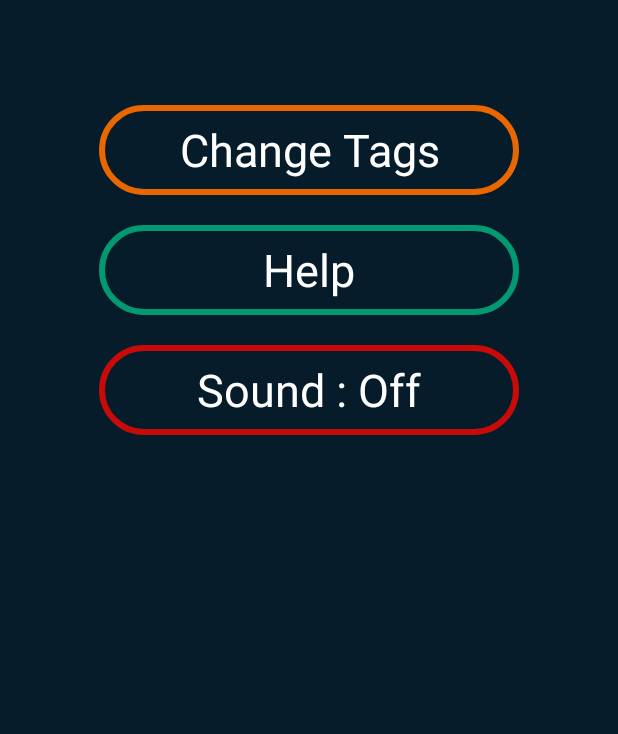
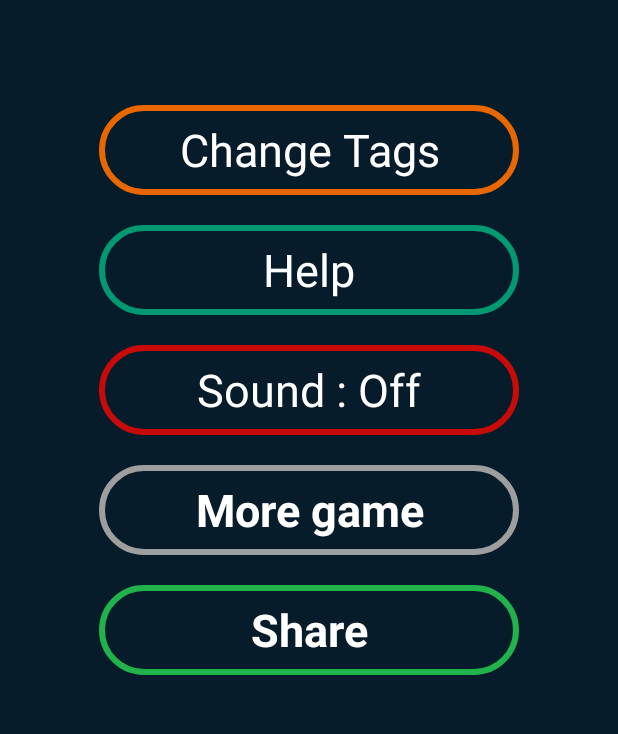
Before and after one commit to hongsonvx1/Link, an Android app: the MoreScreen screen opened directly, with no data from a screen before it, after a tap on an icon or button, on a phone screen of 412 x 824 dp, the part 150-884 px from its top. Run offline under Robolectric (Android 15) with nearby library versions, the light colour scheme and no system bars; 1 statement that could not run was skipped.

```diff
--- a/app/src/main/AndroidManifest.xml
+++ b/app/src/main/AndroidManifest.xml
@@ -2,8 +2,8 @@
 <manifest xmlns:android="http://schemas.android.com/apk/res/android"
     package="com.mountains.link"
     android:installLocation="auto"
-    android:versionCode="1"
-    android:versionName="1.0.0">
+    android:versionCode="2"
+    android:versionName="1.0.1">
 
     <uses-permission android:name="android.permission.INTERNET" />
     <uses-permission android:name="android.permission.WRITE_EXTERNAL_STORAGE" />
--- a/app/src/main/java/com/mountains/link/MoreScreen.java
+++ b/app/src/main/java/com/mountains/link/MoreScreen.java
@@ -8,6 +8,7 @@ import com.mountains.link.utils.PrefClass;
 import android.app.Activity;
 import android.content.Context;
 import android.content.Intent;
+import android.net.Uri;
 import android.os.Bundle;
 import android.view.View;
 import android.view.View.OnClickListener;
@@ -17,14 +18,14 @@ import android.widget.TextView;
 
 public class MoreScreen extends Activity implements OnClickListener {
 
-	private Button bhelp, bsound, btags;
+    private Button bhelp, bsound, btags, buttonMoreGame, buttonShare;
     private Context context = this;
     private LinearLayout llmoretitile;
-	private Random rand  = new Random();
+    private Random rand = new Random();
 
-	private int[] draw = new int[] { R.drawable.pressed_roundrect_five, R.drawable.pressed_roundrect_six, R.drawable.pressed_roundrect_seven,
+    private int[] draw = new int[]{R.drawable.pressed_roundrect_five, R.drawable.pressed_roundrect_six, R.drawable.pressed_roundrect_seven,
             R.drawable.pressed_roundrect_eight, R.drawable.pressed_roundrect_nine, R.drawable.pressed_roundrect_ten, R.drawable.pressed_roundrect_eleven,
-			R.drawable.pressed_roundrect_twelve, R.drawable.pressed_roundrect_thirteen, R.drawable.pressed_roundrect_fourteen };
+            R.drawable.pressed_roundrect_twelve, R.drawable.pressed_roundrect_thirteen, R.drawable.pressed_roundrect_fourteen};
 
     @Override
     protected void onCreate(Bundle savedInstanceState) {
@@ -36,8 +37,10 @@ public class MoreScreen extends Activity implements OnClickListener {
         bhelp = (Button) findViewById(R.id.bhelp);
         bsound = (Button) findViewById(R.id.bsound);
         btags = (Button) findViewById(R.id.btags);
+        buttonMoreGame = (Button) findViewById(R.id.button_more_game);
+        buttonShare = (Button) findViewById(R.id.button_share);
 
-		llmoretitile = (LinearLayout)findViewById(R.id.llmoretitle);
+        llmoretitile = (LinearLayout) findViewById(R.id.llmoretitle);
 
         bhelp.setTypeface(DataHandler.getTypeface(context));
         bsound.setTypeface(DataHandler.getTypeface(context));
@@ -46,6 +49,8 @@ public class MoreScreen extends Activity implements OnClickListener {
         bhelp.setOnClickListener(this);
         bsound.setOnClickListener(this);
         btags.setOnClickListener(this);
+        buttonMoreGame.setOnClickListener(this);
+        buttonShare.setOnClickListener(this);
 
         setSound();
         ((TextView) findViewById(R.id.tvheading)).setTypeface(DataHandler.getTypeface(context));
@@ -81,7 +86,31 @@ public class MoreScreen extends Activity implements OnClickListener {
             case R.id.btags:
                 startActivity(new Intent(context, TagsScreen.class));
                 break;
+            case R.id.button_more_game:
+                moreGame();
+                break;
+            case R.id.button_share:
+                shareGame();
+                break;
         }
     }
 
+    private void moreGame() {
+		try {
+			startActivity(new Intent(Intent.ACTION_VIEW, Uri.parse("market://dev?id=5149690841495855621")));
+		} catch (android.content.ActivityNotFoundException anfe) {
+			startActivity(new Intent(Intent.ACTION_VIEW, Uri.parse("https://play.google.com/store/apps/dev?id=5149690841495855621")));
 		}
+    }
+
+    private void shareGame() {
+        String appName = getApplicationContext().getResources().getString(R.string.app_name);
+        Intent shareIntent = new Intent(Intent.ACTION_SEND);
+        shareIntent.setType("text/plain");
+        shareIntent.putExtra(Intent.EXTRA_SUBJECT, appName);
+        String shareMessage = appName + "\n";
+        shareMessage = shareMessage + "https://play.google.com/store/apps/details?id=" + BuildConfig.APPLICATION_ID + "\n";
+        shareIntent.putExtra(Intent.EXTRA_TEXT, shareMessage);
+        startActivity(Intent.createChooser(shareIntent, "choose one"));
+    }
+}
--- a/app/src/main/res/layout/morescreen.xml
+++ b/app/src/main/res/layout/morescreen.xml
@@ -64,6 +64,28 @@
             android:textColor="@android:color/white"
             android:textSize="@dimen/heading_text_size"
             android:textStyle="bold" />
+
+        <Button
+            android:id="@+id/button_more_game"
+            android:layout_width="@dimen/pack_width"
+            android:layout_height="@dimen/pack_height"
+            android:layout_margin="10dp"
+            android:background="@drawable/custom_rounrect_fourteen"
+            android:text="@string/more_game"
+            android:textColor="@android:color/white"
+            android:textSize="@dimen/heading_text_size"
+            android:textStyle="bold" />
+
+        <Button
+            android:id="@+id/button_share"
+            android:layout_width="@dimen/pack_width"
+            android:layout_height="@dimen/pack_height"
+            android:layout_margin="10dp"
+            android:background="@drawable/custom_rounrect_nine"
+            android:text="@string/share"
+            android:textColor="@android:color/white"
+            android:textSize="@dimen/heading_text_size"
+            android:textStyle="bold" />
     </LinearLayout>
 
 </LinearLayout>
--- a/app/src/main/res/values/strings.xml
+++ b/app/src/main/res/values/strings.xml
@@ -85,5 +85,7 @@
     <string name="click_to_ad_receive_hints">Please click on the ad to receive 5 hints</string>
     <string name="thanks_for_sharing">Thanks for sharing.</string>
     <string name="try_sharing_tomorrow">Thanks for sharing.But only 1 share is allowed per day to get hints. Try sharing tomorrow</string>
+    <string name="more_game">More game</string>
+    <string name="share">Share</string>
 
 </resources>
--- a/app/src/main/res/values/styles.xml
+++ b/app/src/main/res/values/styles.xml
@@ -4,7 +4,7 @@
     <style name="AppTheme" parent="@android:style/Theme.Black.NoTitleBar.Fullscreen">
         <item name="android:windowLayoutInDisplayCutoutMode" tools:ignore="NewApi">shortEdges</item>
         <item name="android:windowTranslucentStatus">true</item>
-        <item name="android:windowTranslucentNavigation">true</item>
+        <item name="android:windowFullscreen">true</item>
     </style>
 
     <style name="creativeDialogTheme" parent="@android:style/Theme.Dialog">
```
Lines whose indentation alone changed are shown as unchanged.
